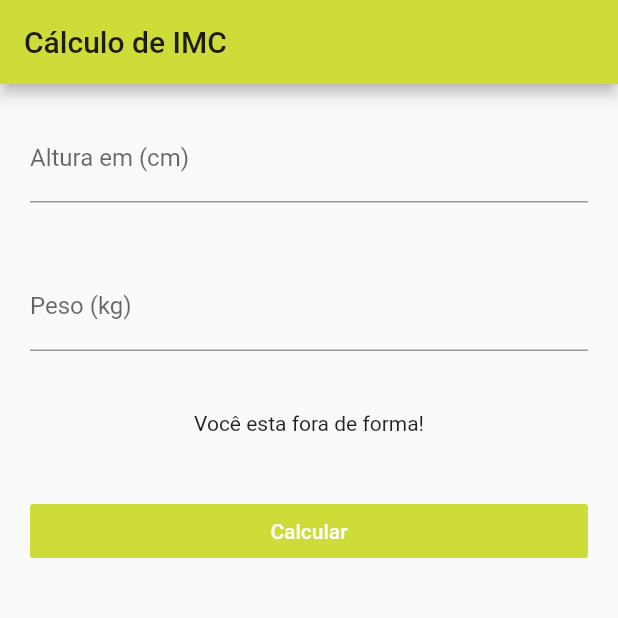
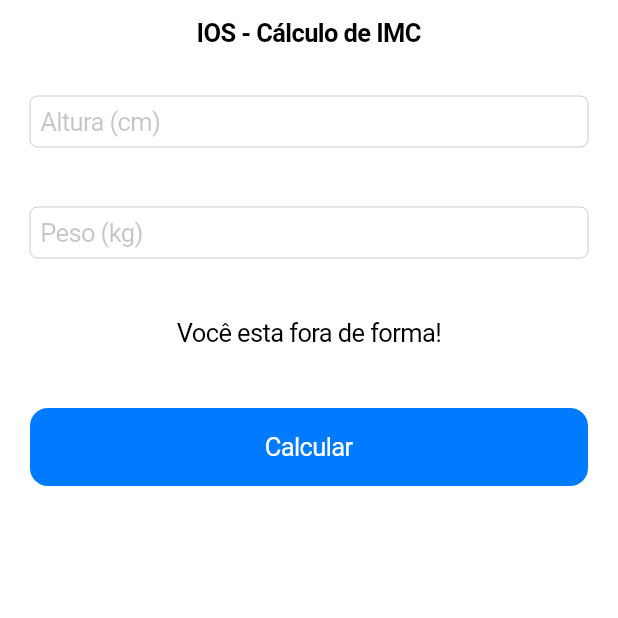
Before and after one commit to GabrielAndreatto/IMC-Flutter, a Flutter app: the screen it shows after launch, on a phone screen of 412 x 824 dp, the top half of it. Run offline on Flutter 3.47's test engine with Material 2 defaults, Android fonts, the phone set to English and light mode, and no system bars.

Commit message:
IOS setup OK.

```diff
--- a/lib/main.dart
+++ b/lib/main.dart
@@ -1,5 +1,6 @@
 import 'package:flutter/material.dart';
-import 'package:imc_baltaio/ui/android/material-app.dart';
+//import 'package:imc_baltaio/ui/android/material-app.dart';
+import 'package:imc_baltaio/ui/ios/cupertino-app.dart';
 
-void main() => runApp(MyMaterialApp());
-//void main() => runApp(MyCupertinoApp());
+//void main() => runApp(MyMaterialApp());
+void main() => runApp(MyCupertinoApp());
--- a/lib/ui/android/material-app.dart
+++ b/lib/ui/android/material-app.dart
@@ -8,7 +8,7 @@ class MyMaterialApp extends StatelessWidget {
       title: 'IMC',
       debugShowCheckedModeBanner: false,
       theme: ThemeData(
-        primarySwatch: Colors.lime,
+        primarySwatch: Colors.blue,
       ),
       home: HomePage(),
     );
--- a/lib/ui/ios/pages/home.page.dart
+++ b/lib/ui/ios/pages/home.page.dart
@@ -8,8 +8,44 @@ class HomePage extends StatefulWidget {
 class _HomePageState extends State<HomePage> {
   @override
   Widget build(BuildContext context) {
-    return Container(
-
-    );
+    return CupertinoPageScaffold(
+      navigationBar: CupertinoNavigationBar(
+        middle: Text("IOS - Cálculo de IMC"),
+      ),
+      child: ListView(
+        children: <Widget>[
+          Padding(
+            padding: EdgeInsets.all(20),
+            child: CupertinoTextField(
+              placeholder: "Altura (cm)",
+              keyboardType: TextInputType.number,
+            ),
+          ),
+          Padding(
+            padding: EdgeInsets.all(20),
+            child: CupertinoTextField(
+              placeholder: "Peso (kg)",
+              keyboardType: TextInputType.number,
+            ),
+          ),
+          Padding(
+            padding: EdgeInsets.all(20),
+            child: Text(
+              "Você esta fora de forma!",
+              textAlign: TextAlign.center,
+            ),
+          ),
+          Padding(
+            padding: EdgeInsets.all(20),
+            child: CupertinoButton.filled(
+              child: Text(
+                "Calcular",
+              ),
+              onPressed: () {},
+            ),
+          ),
+        ],
+      ),
+   );
   }
 }
```
Also changed, not shown: 1 other file.
